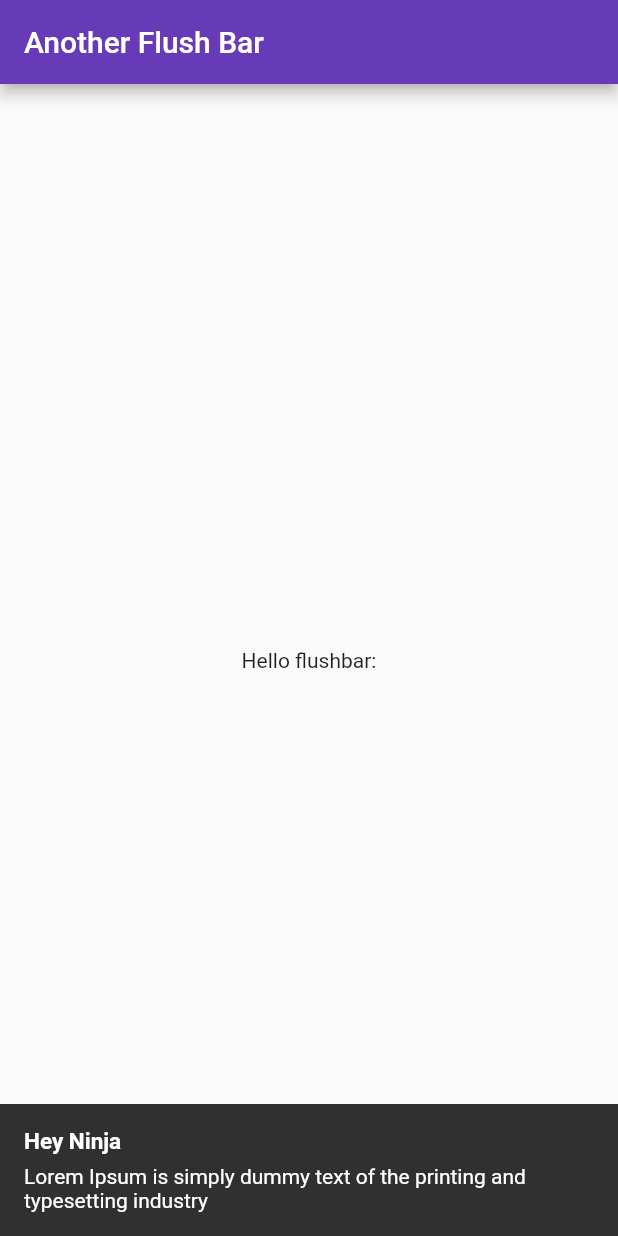
After one commit to itxmubi/Flutter-Packages-Implementation, a Flutter app: the AnotherFLushbarExample screen opened directly, after a tap on the "add" icon, on a phone screen of 412 x 824 dp. The commit adds this screen. Run offline on Flutter 3.47's test engine with Material 2 defaults, Android fonts, the phone set to English and light mode, and no system bars; drawn by our look-alikes of another_flushbar; our stand-ins replace animated_text_kit, auto_size_text, badges, camera, card_swiper, carousel_slider and 45 more; missing offline and left inert: app_settings, audio_session, facebook_audience_network, flutter_nfc_kit, mobile_scanner, nfc_manager and 2 more; statements that could not run were skipped; project files that could hold a hidden picture were left out.

Commit message:
another flushbar package added

```diff
--- /dev/null
+++ b/lib/Another FLushBar/another_flushbar_example.dart
@@ -0,0 +1,49 @@
+import 'package:another_flushbar/flushbar.dart';
+import 'package:flutter/material.dart';
+
+
+class AnotherFLushbarExample extends StatefulWidget {
+  AnotherFLushbarExample({Key? key,}) : super(key: key);
+
+
+
+  @override
+  _AnotherFLushbarExampleState createState() => _AnotherFLushbarExampleState();
+}
+
+class _AnotherFLushbarExampleState extends State<AnotherFLushbarExample> {
+  @override
+  Widget build(BuildContext context) {
+
+    return Scaffold(
+      appBar: AppBar(
+
+        title: Text("Another Flush Bar"),
+      ),
+      body: Center(
+
+        child: Column(
+
+          mainAxisAlignment: MainAxisAlignment.center,
+          children: <Widget>[
+            Text(
+              'Hello flushbar:',
+            ),
+          ],
+        ),
+      ),
+      floatingActionButton: FloatingActionButton(
+        onPressed: () async {
+          await Flushbar(
+            title: 'Hey Ninja',
+            message:
+                'Lorem Ipsum is simply dummy text of the printing and typesetting industry',
+            duration: Duration(seconds: 3),
+          ).show(context);
+        },
+        tooltip: 'Increment',
+        child: Icon(Icons.add),
+      ),
+    );
+  }
+}
--- a/lib/Home/home_screen.dart
+++ b/lib/Home/home_screen.dart
@@ -1,4 +1,5 @@
 import 'package:flutter/material.dart';
+import 'package:flutter_packages_implementation/Another%20FLushBar/another_flushbar_example.dart';
 
 import '../Animated Text Kit/animated_text_kit_example.dart';
 import '../App Settings/app_settings_example.dart';
@@ -62,6 +63,7 @@ class HomeScreen extends StatefulWidget {
 
 class _HomeScreenState extends State<HomeScreen> {
   List pagesNamese = [
+    "Another FlushBar Example",
     "NFC Flutter Kit",
     "NFC Example",
     "Flutter Sticky Header",
@@ -117,6 +119,7 @@ class _HomeScreenState extends State<HomeScreen> {
   ];
 
   List<Widget> pages = [
+    AnotherFLushbarExample(),
     const NFCFlutterKitExample(),
     const NFCExample(),
     const StickyHeaderExample(),
--- a/pubspec.yaml
+++ b/pubspec.yaml
@@ -94,6 +94,7 @@ dependencies:
   sliver_tools: ^0.2.10
   nfc_manager: ^3.2.0
   flutter_nfc_kit: ^3.3.1
+  another_flushbar: ^1.12.30
 
   # google_native_mobile_ads: ^1.0.3
 
```
Also changed, not shown: pubspec.lock.
